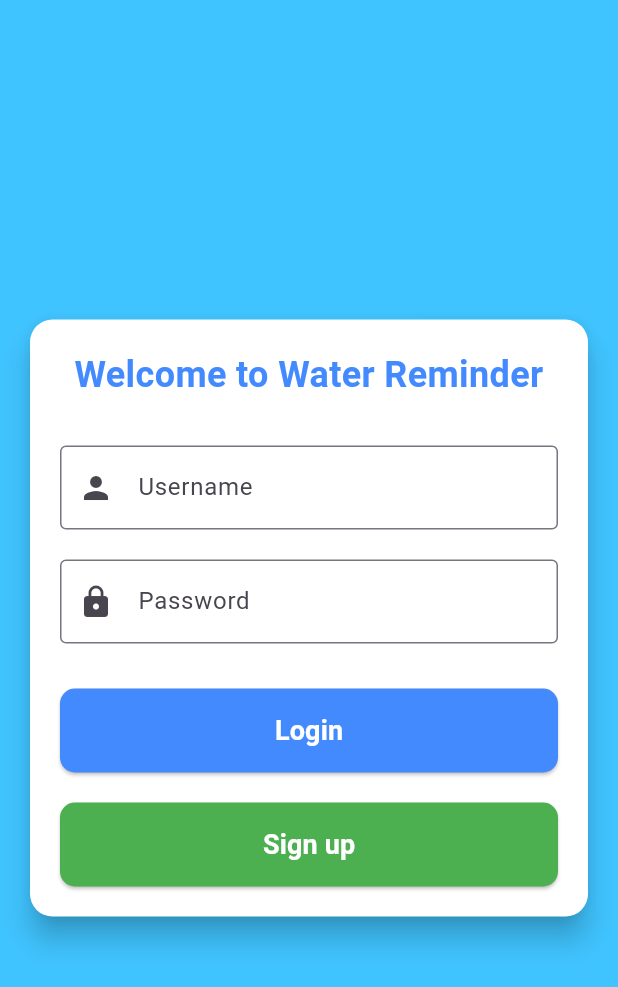
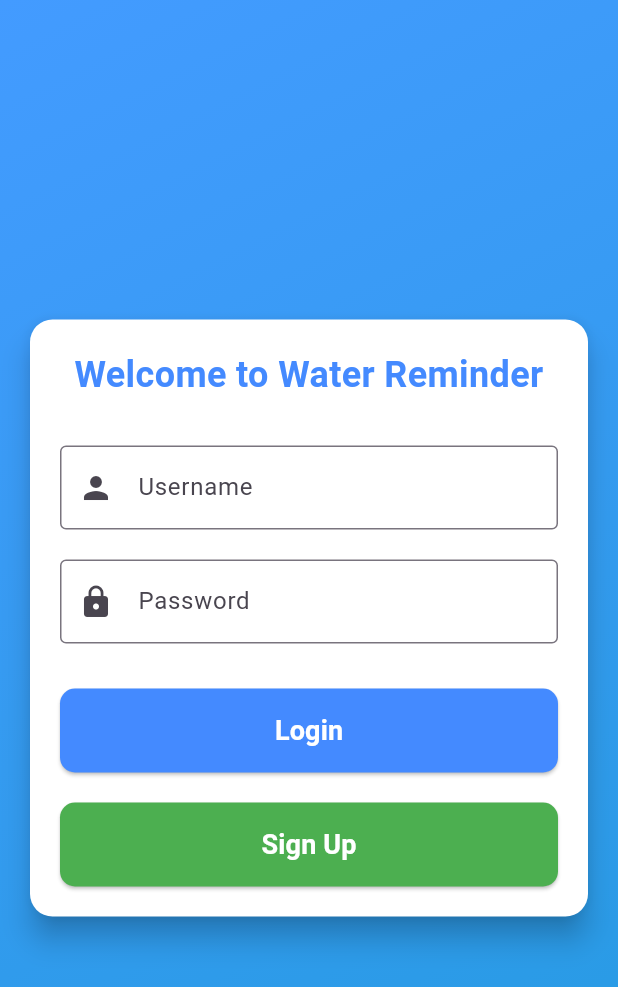
Before and after one commit to greenpickles03/water_reminder_frontend, a Flutter app: the screen it shows after launch, on a phone screen of 412 x 824 dp. Shown: the top 987 px of the screen. Run offline on Flutter 3.47's test engine with Material 3 defaults, Android fonts, the light colour scheme and no system bars.

Commit message:
add background animation in login page

```diff
--- a/lib/main.dart
+++ b/lib/main.dart
@@ -1,4 +1,5 @@
 import 'package:flutter/material.dart';
+import 'dart:math'; // for color animation math
 
 void main() {
   runApp(const MyApp());
@@ -17,18 +18,54 @@ class MyApp extends StatelessWidget {
   }
 }
 
-class LoginPage extends StatelessWidget {
+class LoginPage extends StatefulWidget {
   const LoginPage({super.key});
 
   @override
-  Widget build(BuildContext context) {
-    // Text controllers
+  State<LoginPage> createState() => _LoginPageState();
+}
+
+class _LoginPageState extends State<LoginPage>
+    with SingleTickerProviderStateMixin {
+  late AnimationController _controller;
+
   final TextEditingController usernameController = TextEditingController();
   final TextEditingController passwordController = TextEditingController();
 
+  @override
+  void initState() {
+    super.initState();
+    _controller =
+    AnimationController(vsync: this, duration: const Duration(seconds: 6))
+      ..repeat(reverse: true);
+  }
+
+  @override
+  void dispose() {
+    _controller.dispose();
+    super.dispose();
+  }
+
+  @override
+  Widget build(BuildContext context) {
     return Scaffold(
-      backgroundColor: Colors.lightBlueAccent,
-      body: Center(
+      body: AnimatedBuilder(
+        animation: _controller,
+        builder: (context, child) {
+          final color1 =
+          Color.lerp(Colors.lightBlueAccent, Colors.blueAccent, _controller.value)!;
+          final color2 =
+          Color.lerp(Colors.cyan, Colors.deepPurpleAccent, 1 - _controller.value)!;
+
+          return Container(
+            decoration: BoxDecoration(
+              gradient: LinearGradient(
+                colors: [color1, color2],
+                begin: Alignment.topLeft,
+                end: Alignment.bottomRight,
+              ),
+            ),
+            child: Center(
               child: Card(
                 elevation: 8,
                 shape: RoundedRectangleBorder(
@@ -70,14 +107,12 @@ class LoginPage extends StatelessWidget {
                         ),
                       ),
                       const SizedBox(height: 30),
-                // Full width button
                       SizedBox(
                         width: double.infinity,
                         child: ElevatedButton(
                           onPressed: () {
                             final username = usernameController.text;
                             final password = passwordController.text;
-                      // Add your login logic here
                             print("Username: $username, Password: $password");
                           },
                           style: ElevatedButton.styleFrom(
@@ -92,12 +127,12 @@ class LoginPage extends StatelessWidget {
                             style: TextStyle(
                               fontSize: 18,
                               fontWeight: FontWeight.bold,
-                        color: Colors.white
+                              color: Colors.white,
                             ),
                           ),
                         ),
                       ),
-                const SizedBox(height: 20,),
+                      const SizedBox(height: 20),
                       SizedBox(
                         width: double.infinity,
                         child: ElevatedButton(
@@ -112,11 +147,11 @@ class LoginPage extends StatelessWidget {
                             ),
                           ),
                           child: const Text(
-                      "Sign up",
+                            "Sign Up",
                             style: TextStyle(
                               fontSize: 18,
                               fontWeight: FontWeight.bold,
-                          color: Colors.white
+                              color: Colors.white,
                             ),
                           ),
                         ),
@@ -127,5 +162,8 @@ class LoginPage extends StatelessWidget {
               ),
             ),
           );
+        },
+      ),
+    );
   }
 }
```
Lines whose indentation alone changed are shown as unchanged.
